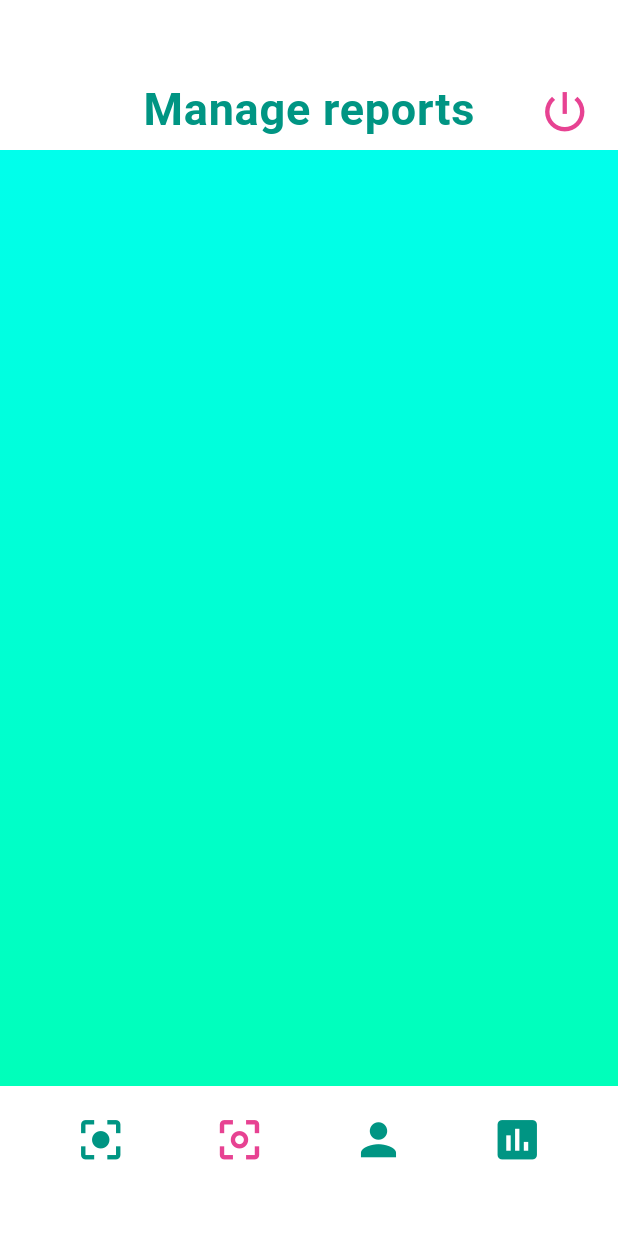
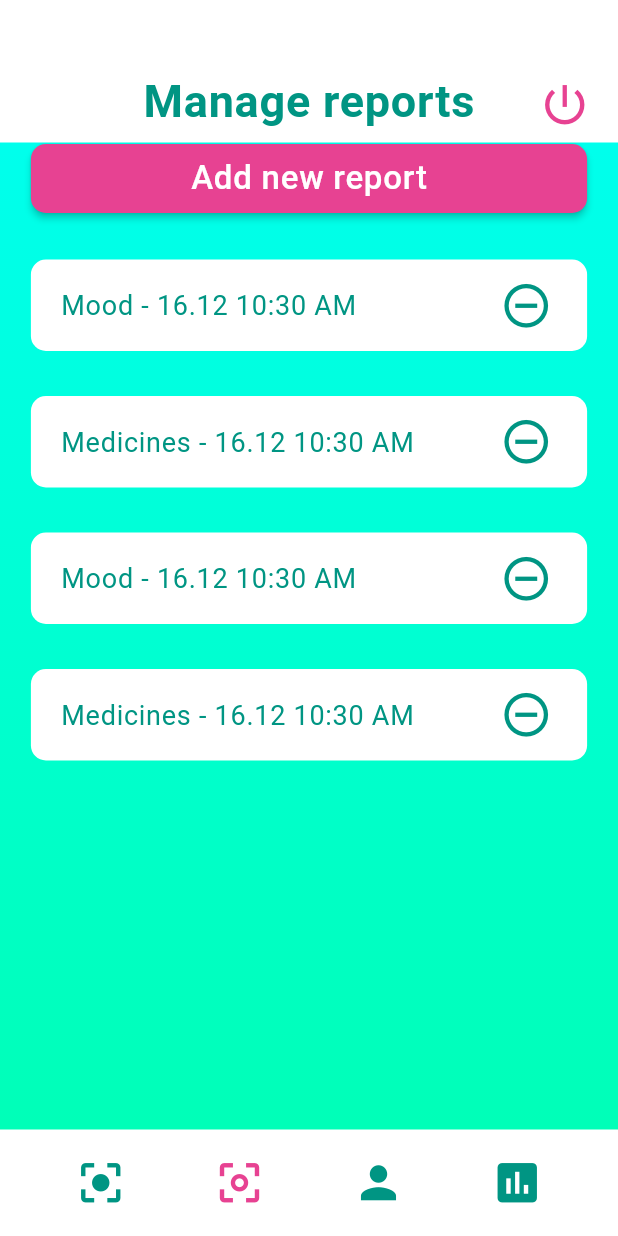
Before and after one commit to matbujnowicz/my-remote-care, a Flutter app: the SupervisorPanel screen opened by its route, item 2 of the bottom bar chosen, on a phone screen of 412 x 824 dp. Run offline on Flutter 3.47's test engine with Material 2 defaults, Android fonts, the phone set to English and light mode, and no system bars; our stand-ins replace flutter_datetime_picker.

Commit message:
add reports

```diff
--- a/lib/app/routes.dart
+++ b/lib/app/routes.dart
@@ -2,6 +2,7 @@ import 'package:flutter/widgets.dart';
 import 'package:mrc/screens/authentication/login_screen.dart';
 import 'package:mrc/screens/authentication/register_screen.dart';
 import 'package:mrc/screens/common/report_screen.dart';
+import 'package:mrc/screens/supervisor/add_report_screen.dart';
 import 'package:mrc/screens/supervisor/supervisor_panel.dart';
 
 Map<String, Widget Function(BuildContext)> routes = {
@@ -9,5 +10,7 @@ Map<String, Widget Function(BuildContext)> routes = {
   '/register': (context) => RegisterScreen(),
   '/supervisorPanel': (context) => SupervisorPanel(),
   '/reportScreen': (context) =>
-      ReportScreen(arguments: ModalRoute.of(context).settings.arguments)
+      ReportScreen(arguments: ModalRoute.of(context).settings.arguments),
+  '/addReportScreen': (context) =>
+      AddReportScreen(addReport: ModalRoute.of(context).settings.arguments)
 };
--- a/lib/data/report_model.dart
+++ b/lib/data/report_model.dart
@@ -20,8 +20,8 @@ class ReportModel {
   List<Question> questions;
 
   ReportModel({
-    @required this.scheduledDate,
-    @required this.reportType,
+    this.scheduledDate,
+    this.reportType,
     this.submitted,
     this.submissionDate,
     this.questions,
@@ -41,14 +41,14 @@ class ReportModel {
       }
   }
 
-  String getName() {
+  static String getName(ReportType reportType) {
     switch (reportType) {
       case ReportType.Diet:
         return "Diet";
       case ReportType.Mood:
-        return "Diet";
+        return "Mood";
       case ReportType.Medicines:
-        return "Diet";
+        return "Medicines";
       default:
         return "";
     }
@@ -111,3 +111,26 @@ List<ReportModel> initialReports() {
 
   return initialReportsMock;
 }
+
+List<ReportModel> notInitialReports() {
+  List<ReportModel> initialReportsMock = [];
+
+  ReportModel reportMood = ReportModel(
+    reportType: ReportType.Mood,
+    scheduledDate: DateTime.now(),
+    questions: moodQuestions,
+  );
+
+  ReportModel reportMedicines = ReportModel(
+    reportType: ReportType.Medicines,
+    scheduledDate: DateTime.now(),
+    questions: medicinesQuestions,
+  );
+
+  initialReportsMock.add(reportMood);
+  initialReportsMock.add(reportMedicines);
+  initialReportsMock.add(reportMood);
+  initialReportsMock.add(reportMedicines);
+
+  return initialReportsMock;
+}
--- a/lib/screens/common/report_screen.dart
+++ b/lib/screens/common/report_screen.dart
@@ -81,7 +81,7 @@ class _ReportScreenState extends State<ReportScreen> {
 
   Widget buildAnswerField(Question question) {
     TextEditingController controller = TextEditingController();
-    controller.text = question.answer.toString();
+    controller.text = question.answer == null ? "" : question.answer.toString();
     controllers.add(controller);
 
     switch (question.questionType) {
@@ -94,6 +94,7 @@ class _ReportScreenState extends State<ReportScreen> {
       case QuestionType.Radio:
         return RadioInput(
           controller: controller,
+          enabled: !widget.arguments.readOnly,
         );
       default:
         return Container();
--- /dev/null
+++ b/lib/screens/supervisor/manage_screen.dart
@@ -0,0 +1,55 @@
+import 'package:flutter/material.dart';
+import 'package:mrc/data/report_model.dart';
+import 'package:mrc/screens/common/report_screen.dart';
+import 'package:mrc/widgets/primary_button.dart';
+import 'package:mrc/widgets/report_card.dart';
+
+class ManageScreen extends StatelessWidget {
+  final List<ReportModel> reports;
+  final Function removeReport;
+  final Function addReport;
+
+  ManageScreen({this.reports, this.addReport, this.removeReport});
+
+  @override
+  Widget build(BuildContext context) {
+    final screenWidth = MediaQuery.of(context).size.width;
+
+    return Container(
+      width: screenWidth * 0.9,
+      child: ListView.builder(
+        itemCount: reports.length + 1,
+        itemBuilder: (BuildContext context, int index) {
+          if (index == 0)
+            return Container(
+              margin: const EdgeInsets.only(bottom: 30),
+              child: PrimaryButton(
+                text: "Add new report",
+                onPressed: () {
+                  _addReportScreen(context);
+                },
+              ),
+            );
+          return ReportCard(
+            report: reports.elementAt(index - 1),
+            onPress: () {
+              _viewReport(reports.elementAt(index - 1), context);
+            },
+            removeObject: () {
+              removeReport(reports.elementAt(index - 1));
+            },
+          );
+        },
+      ),
+    );
+  }
+
+  void _viewReport(ReportModel report, BuildContext context) {
+    Navigator.pushNamed(context, "/reportScreen",
+        arguments: ReportScreenArguments(report: report, readOnly: true));
+  }
+
+  void _addReportScreen(BuildContext context) {
+    Navigator.pushNamed(context, '/addReportScreen', arguments: addReport);
+  }
+}
--- a/lib/screens/supervisor/supervisor_panel.dart
+++ b/lib/screens/supervisor/supervisor_panel.dart
@@ -2,6 +2,7 @@ import 'package:flutter/material.dart';
 import 'package:mrc/app/styles.dart';
 import 'package:mrc/data/report_model.dart';
 import 'package:mrc/screens/supervisor/browse_screen.dart';
+import 'package:mrc/screens/supervisor/manage_screen.dart';
 
 class SupervisorPanel extends StatefulWidget {
   SupervisorPanel({
@@ -13,9 +14,9 @@ class SupervisorPanel extends StatefulWidget {
 }
 
 class _SupervisorPanelState extends State<SupervisorPanel> {
-  final _barHeight = 100.0;
   int _screenIndex = 0;
   List<ReportModel> _readyReports = initialReports();
+  List<ReportModel> _notReadyReports = notInitialReports();
 
   @override
   Widget build(BuildContext context) {
@@ -34,9 +35,9 @@ class _SupervisorPanelState extends State<SupervisorPanel> {
           Column(
             children: <Widget>[
               Container(
+                padding: const EdgeInsets.only(top: 50),
                 color: whiteColor,
                 width: screenWidth,
-                height: _barHeight,
                 child: Stack(children: <Widget>[
                   Positioned(
                     child: IconButton(
@@ -69,10 +70,9 @@ class _SupervisorPanelState extends State<SupervisorPanel> {
               Container(
                 color: whiteColor,
                 width: screenWidth,
-                height: _barHeight,
                 child: Container(
-                  alignment: Alignment.topCenter,
-                  padding: EdgeInsets.only(top: 10),
+                  alignment: Alignment.center,
+                  padding: EdgeInsets.symmetric(vertical: 10),
                   child: _buildNavigationBar(),
                 ),
               )
@@ -143,7 +143,11 @@ class _SupervisorPanelState extends State<SupervisorPanel> {
       case 0:
         return BrowseScreen(_readyReports);
       case 1:
-        return Container();
+        return ManageScreen(
+          reports: _notReadyReports,
+          removeReport: _removeReport,
+          addReport: _addReport,
+        );
       case 2:
         return Container();
       case 3:
@@ -159,4 +163,16 @@ class _SupervisorPanelState extends State<SupervisorPanel> {
       _screenIndex = newScreenIndex;
     });
   }
+
+  void _removeReport(ReportModel report) {
+    setState(() {
+      _notReadyReports.remove(report);
+    });
+  }
+
+  void _addReport(ReportModel report) {
+    setState(() {
+      _notReadyReports.add(report);
+    });
+  }
 }
--- a/lib/widgets/radio_input.dart
+++ b/lib/widgets/radio_input.dart
@@ -3,10 +3,12 @@ import 'package:mrc/app/styles.dart';
 
 class RadioInput extends StatefulWidget {
   final TextEditingController controller;
+  final bool enabled;
 
   RadioInput({
     Key key,
     this.controller,
+    this.enabled,
   }) : super(key: key);
 
   @override
@@ -109,6 +111,7 @@ class _RadioInputState extends State<RadioInput> {
   }
 
   void changeGroupValue(int value) {
+    if (!widget.enabled) return;
     setState(() {
       groupValue = value;
     });
--- a/lib/widgets/report_card.dart
+++ b/lib/widgets/report_card.dart
@@ -7,8 +7,9 @@ import 'package:mrc/widgets/card_default.dart';
 class ReportCard extends StatelessWidget {
   final ReportModel report;
   final Function onPress;
+  final Function removeObject;
 
-  ReportCard({@required this.report, this.onPress});
+  ReportCard({@required this.report, this.onPress, this.removeObject});
 
   @override
   Widget build(BuildContext context) {
@@ -21,7 +22,7 @@ class ReportCard extends StatelessWidget {
           mainAxisAlignment: MainAxisAlignment.spaceBetween,
           children: <Widget>[
             Text(
-              "${report.getName()} - ${getFormattedDate(report.submissionDate)}",
+              "${ReportModel.getName(report.reportType)} - ${getFormattedDate()}",
               style: report.submitted != null && !report.submitted
                   ? accentFont
                   : greenFont,
@@ -33,13 +34,22 @@ class ReportCard extends StatelessWidget {
     );
   }
 
-  String getFormattedDate(DateTime date) {
-    final format = DateFormat('dd.MM hh:mm');
-    return format.format(date);
+  String getFormattedDate() {
+    final format = DateFormat('dd.MM hh:mm a');
+    if (report.submissionDate != null)
+      return format.format(report.submissionDate);
+    else
+      return format.format(report.scheduledDate);
   }
 
   Widget getIcon() {
-    if (report.submitted == null) return Container();
+    if (report.submitted == null)
+      return IconButton(
+        icon: Icon(Icons.remove_circle_outline),
+        onPressed: removeObject,
+        iconSize: 35,
+        color: primaryGreenColor,
+      );
     if (report.submitted)
       return IconButton(
         iconSize: 35,
```
Also changed, not shown: lib/screens/supervisor/add_report_screen.dart (added, +142 -0 lines), lib/widgets/date_time_picker_default.dart (added, +41 -0 lines), lib/widgets/dropdown_default.dart (added, +29 -0 lines), pubspec.yaml (+2 -5 lines), pubspec.lock.
